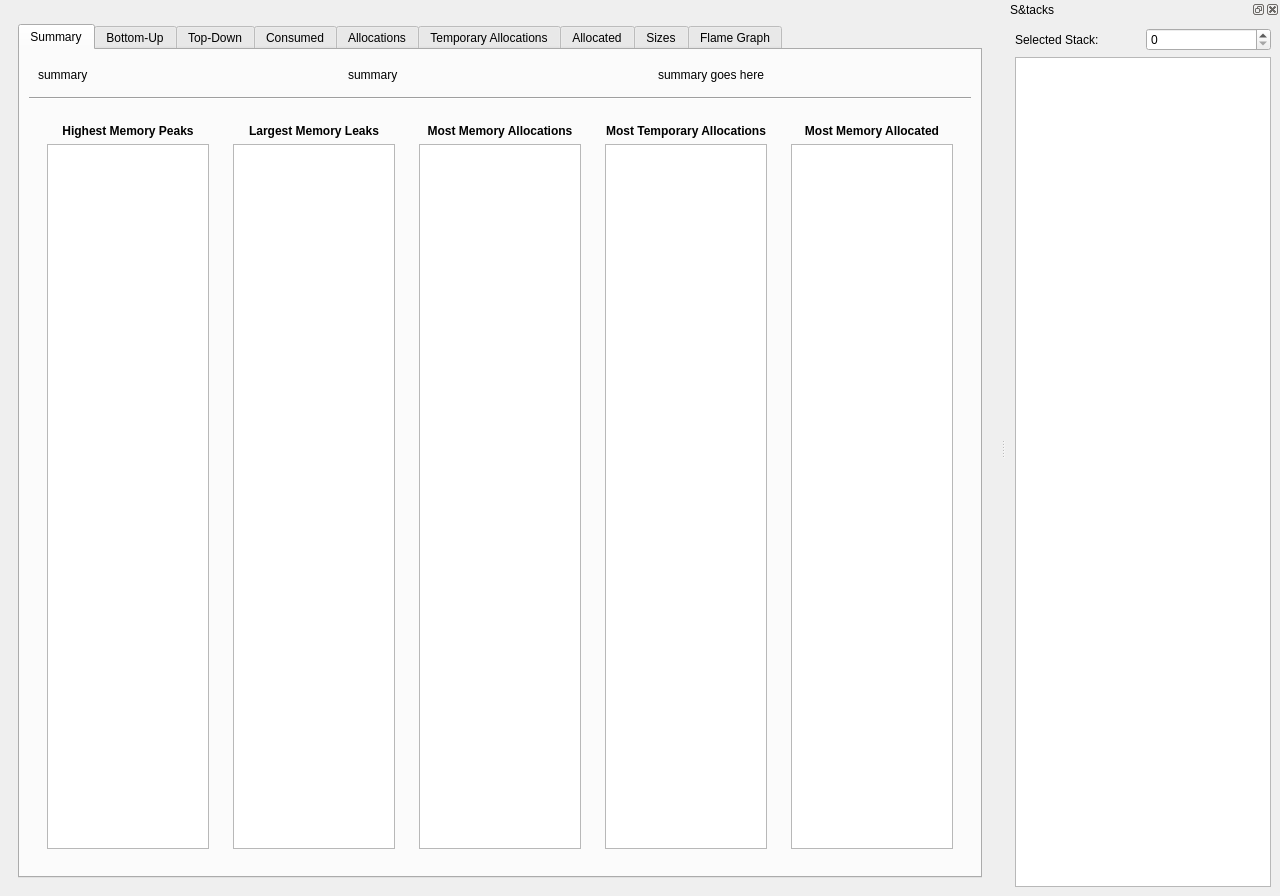
This is gui/mainwindow.ui in KDE/heaptrack as Qt 5 draws it before an edit. The edited form follows.
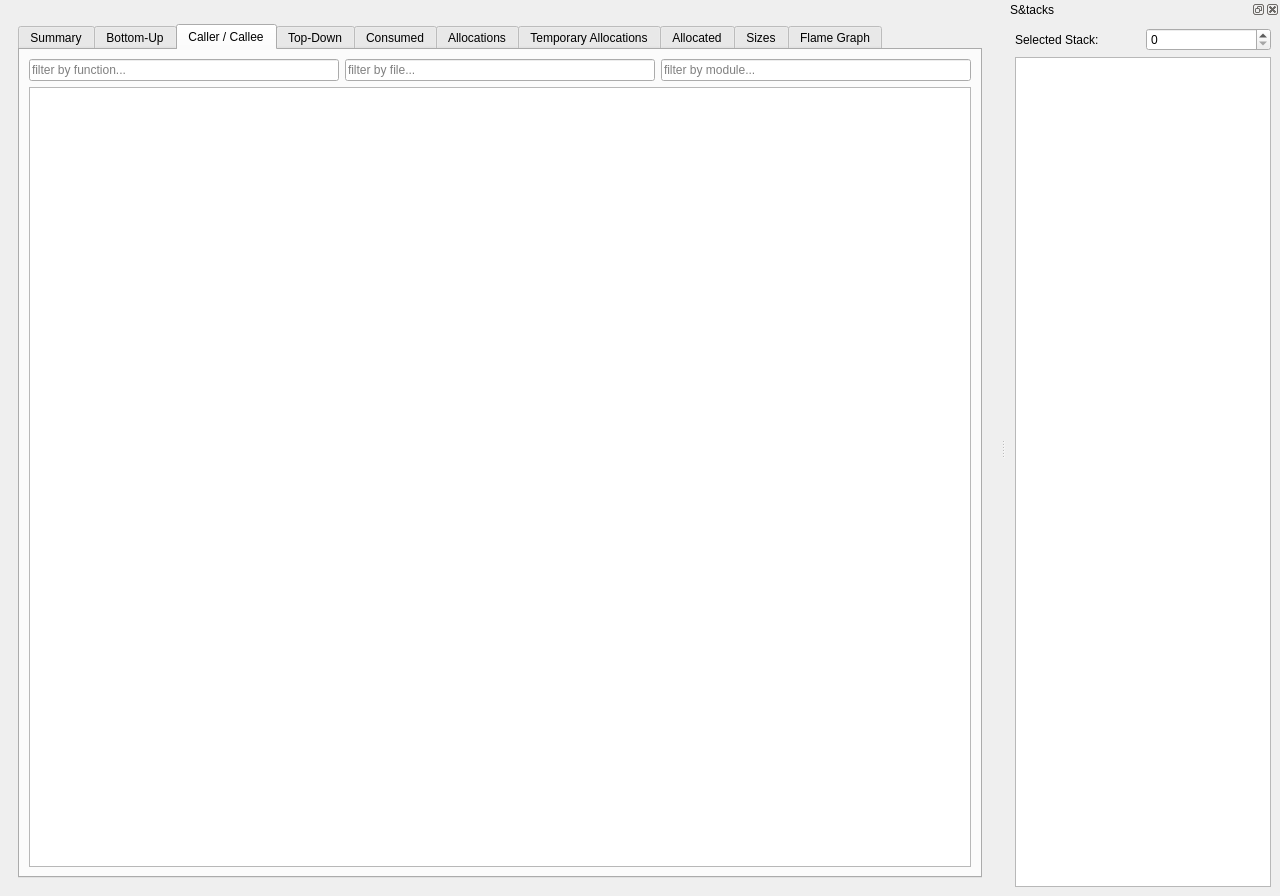
This is the edited form. The open tabs and pages were chosen to show the change. Icons and pictures are not drawn. Custom widgets are drawn as their Qt base class.

Commit message: Add caller/callee table view of data.

Patch:
```diff
--- a/gui/mainwindow.ui
+++ b/gui/mainwindow.ui
@@ -402,6 +402,68 @@
             </item>
            </layout>
           </widget>
+          <widget class="QWidget" name="callerCalleeTab">
+           <attribute name="title">
+            <string>Caller / Callee</string>
+           </attribute>
+           <layout class="QVBoxLayout" name="verticalLayout_13">
+            <item>
+             <widget class="QWidget" name="widget_11" native="true">
+              <layout class="QHBoxLayout" name="horizontalLayout_7">
+               <property name="spacing">
+                <number>6</number>
+               </property>
+               <property name="leftMargin">
+                <number>0</number>
+               </property>
+               <property name="topMargin">
+                <number>0</number>
+               </property>
+               <property name="rightMargin">
+                <number>0</number>
+               </property>
+               <property name="bottomMargin">
+                <number>0</number>
+               </property>
+               <item>
+                <widget class="QLineEdit" name="callerCalleeFilterFunction">
+                 <property name="placeholderText">
+                  <string>filter by function...</string>
+                 </property>
+                </widget>
+               </item>
+               <item>
+                <widget class="QLineEdit" name="callerCalleeFilterFile">
+                 <property name="placeholderText">
+                  <string>filter by file...</string>
+                 </property>
+                </widget>
+               </item>
+               <item>
+                <widget class="QLineEdit" name="callerCalleeFilterModule">
+                 <property name="placeholderText">
+                  <string>filter by module...</string>
+                 </property>
+                </widget>
+               </item>
+              </layout>
+             </widget>
+            </item>
+            <item>
+             <widget class="QTreeView" name="callerCalleeResults">
+              <property name="rootIsDecorated">
+               <bool>false</bool>
+              </property>
+              <property name="uniformRowHeights">
+               <bool>true</bool>
+              </property>
+              <property name="sortingEnabled">
+               <bool>true</bool>
+              </property>
+             </widget>
+            </item>
+           </layout>
+          </widget>
           <widget class="QWidget" name="topDownTab">
            <attribute name="title">
             <string>Top-Down</string>
```
The commit also changes 11 other files.
